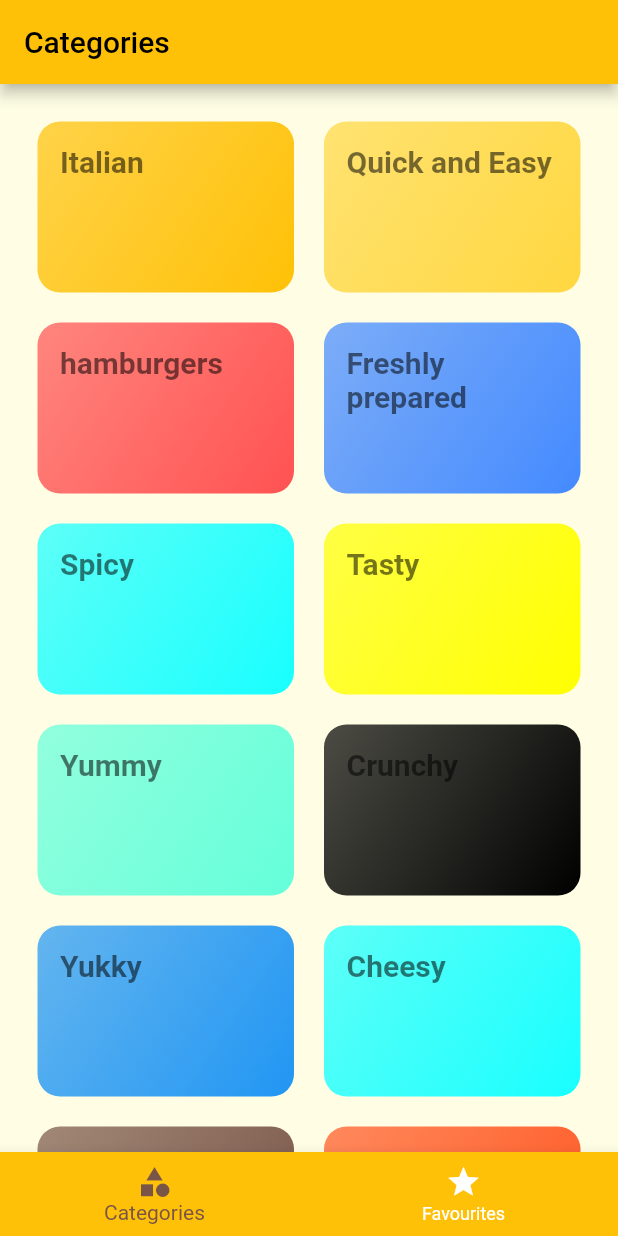
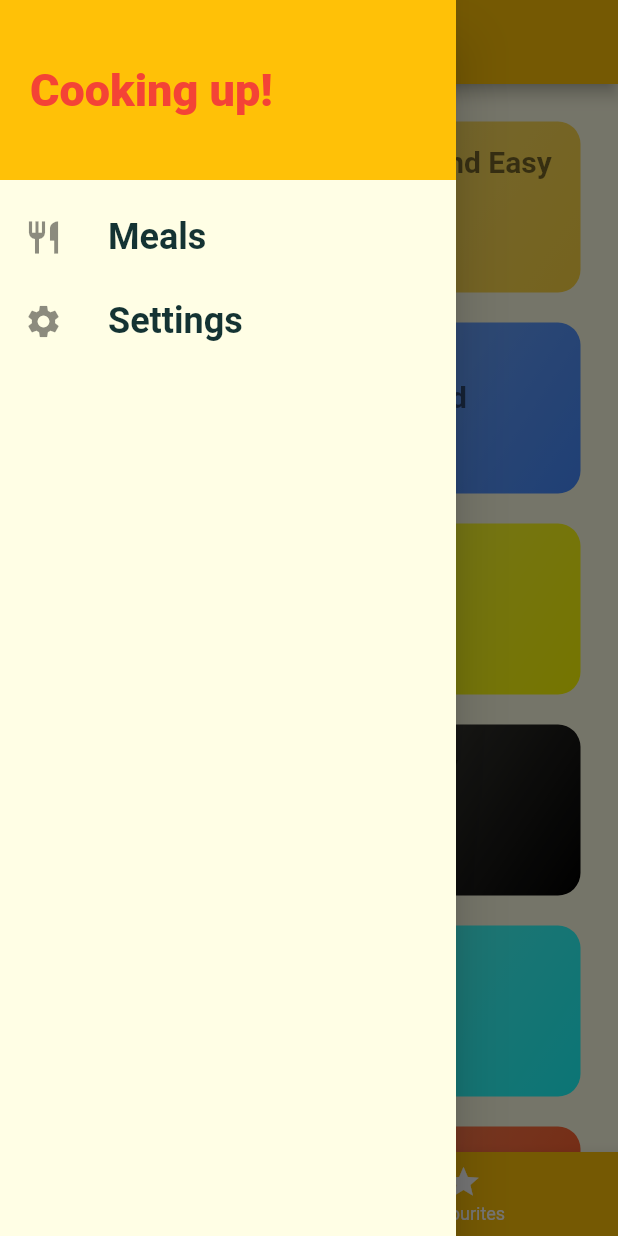
Before and after one commit to famousfishi/meals_fame, a Flutter app: the screen it shows after launch, with the side drawer open (before the commit the screen has no drawer), on a phone screen of 412 x 824 dp. Run offline on Flutter 3.47's test engine with Material 2 defaults, Android fonts, the phone set to English and light mode, and no system bars.

Commit message:
added drawer to switch between tab pages

```diff
--- a/lib/main.dart
+++ b/lib/main.dart
@@ -1,6 +1,7 @@
 import 'package:flutter/material.dart';
 import 'package:flutter/services.dart';
 import 'package:meals_fame/screens/categories_meals_screen.dart';
+import 'package:meals_fame/screens/filters_screen.dart';
 import 'package:meals_fame/screens/meal_detail_screen.dart';
 import 'package:meals_fame/screens/tabs_screen.dart';
 
@@ -36,7 +37,8 @@ class Main extends StatelessWidget {
         '/': (context) => TabsScreen(),
         CategoriesScreen.routeName: (context) => const CategoriesScreen(),
         CategoriesMealsScreen.routeName: (context) => CategoriesMealsScreen(),
-        MealDetailScreen.routeName: (context) => MealDetailScreen()
+        MealDetailScreen.routeName: (context) => MealDetailScreen(),
+        FiltersScreen.routeName: (context) => FiltersScreen()
       },
       onUnknownRoute: (settings) {
         return MaterialPageRoute(
--- /dev/null
+++ b/lib/screens/filters_screen.dart
@@ -0,0 +1,17 @@
+import 'package:flutter/material.dart';
+
+// ignore: use_key_in_widget_constructors
+class FiltersScreen extends StatelessWidget {
+  static const routeName = '/filters-screen';
+  @override
+  Widget build(BuildContext context) {
+    return Scaffold(
+      appBar: AppBar(
+        title: const Text('Your filters'),
+      ),
+      body: const Center(
+        child: Text('Filters'),
+      ),
+    );
+  }
+}
--- a/lib/screens/tabs_screen.dart
+++ b/lib/screens/tabs_screen.dart
@@ -1,6 +1,7 @@
 import 'package:flutter/material.dart';
 import 'package:meals_fame/screens/categories_screen.dart';
 import 'package:meals_fame/screens/favourites_screen.dart';
+import 'package:meals_fame/widgets/main_drawer.dart';
 
 // ignore: use_key_in_widget_constructors
 class TabsScreen extends StatefulWidget {
@@ -28,6 +29,7 @@ class _TabsScreenState extends State<TabsScreen> {
       appBar: AppBar(
         title: Text(myWidgets[_selectedTabIndex]['title'] as String),
       ),
+      drawer: MainDrawer(),
       body: myWidgets[_selectedTabIndex]['page'] as Widget,
       bottomNavigationBar: BottomNavigationBar(
         onTap: selectedTab,
--- /dev/null
+++ b/lib/widgets/main_drawer.dart
@@ -0,0 +1,51 @@
+import 'package:flutter/material.dart';
+import 'package:meals_fame/screens/filters_screen.dart';
+
+// ignore: use_key_in_widget_constructors
+class MainDrawer extends StatelessWidget {
+  Widget buildListTile(String text, IconData icon, Function() tapHandler) {
+    return ListTile(
+      leading: Icon(
+        icon,
+        size: 26,
+      ),
+      title: Text(
+        text,
+        style: const TextStyle(fontSize: 24, fontWeight: FontWeight.bold),
+      ),
+      onTap: tapHandler,
+    );
+  }
+
+  @override
+  Widget build(BuildContext context) {
+    return Drawer(
+      child: Column(
+        children: [
+          Container(
+            height: 120,
+            width: double.infinity,
+            padding: const EdgeInsets.all(20),
+            color: Theme.of(context).primaryColor,
+            // decoration: BoxDecoration(
+            //     color: Colors.amberAccent,
+            //     border: Border.all(color: Colors.black)),
+            alignment: Alignment.centerLeft,
+            child: const Text(
+              'Cooking up!',
+              style: TextStyle(
+                  fontWeight: FontWeight.w900, fontSize: 30, color: Colors.red),
+            ),
+          ),
+          const SizedBox(height: 10),
+          buildListTile('Meals', Icons.restaurant, () {
+            Navigator.of(context).pushReplacementNamed('/');
+          }),
+          buildListTile('Settings', Icons.settings, () {
+            Navigator.of(context).pushReplacementNamed(FiltersScreen.routeName);
+          }),
+        ],
+      ),
+    );
+  }
+}
```
